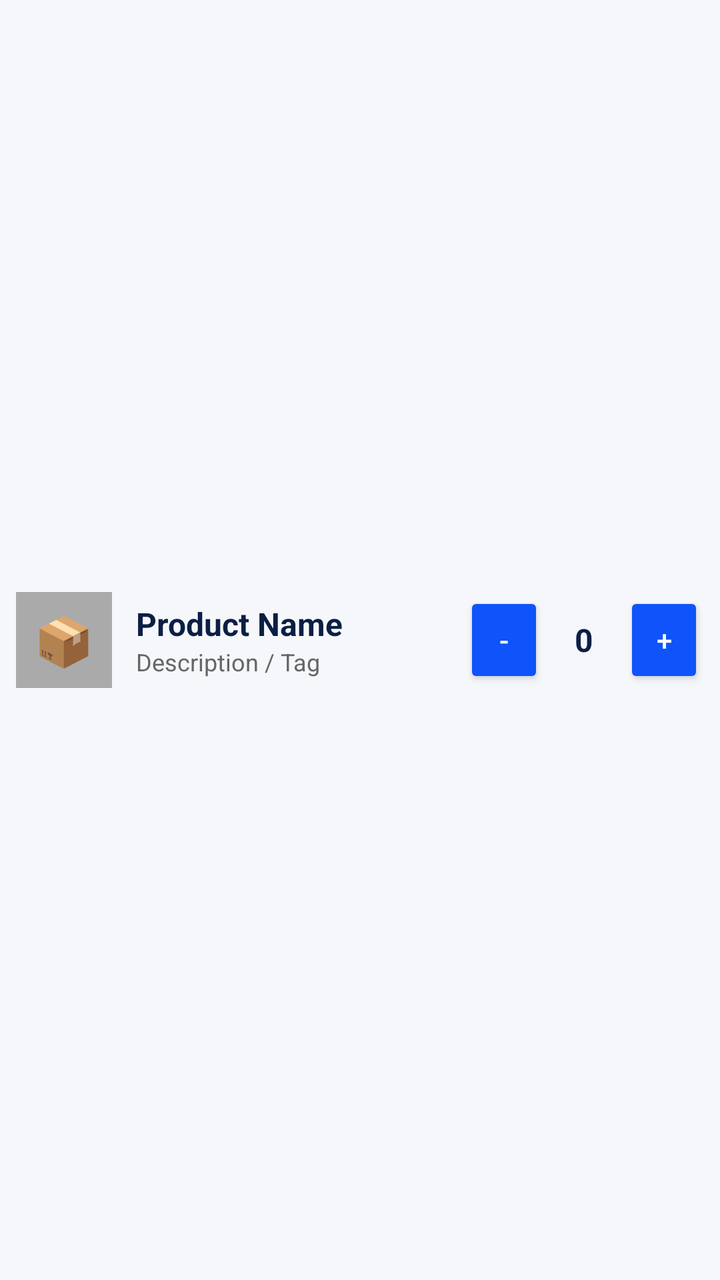
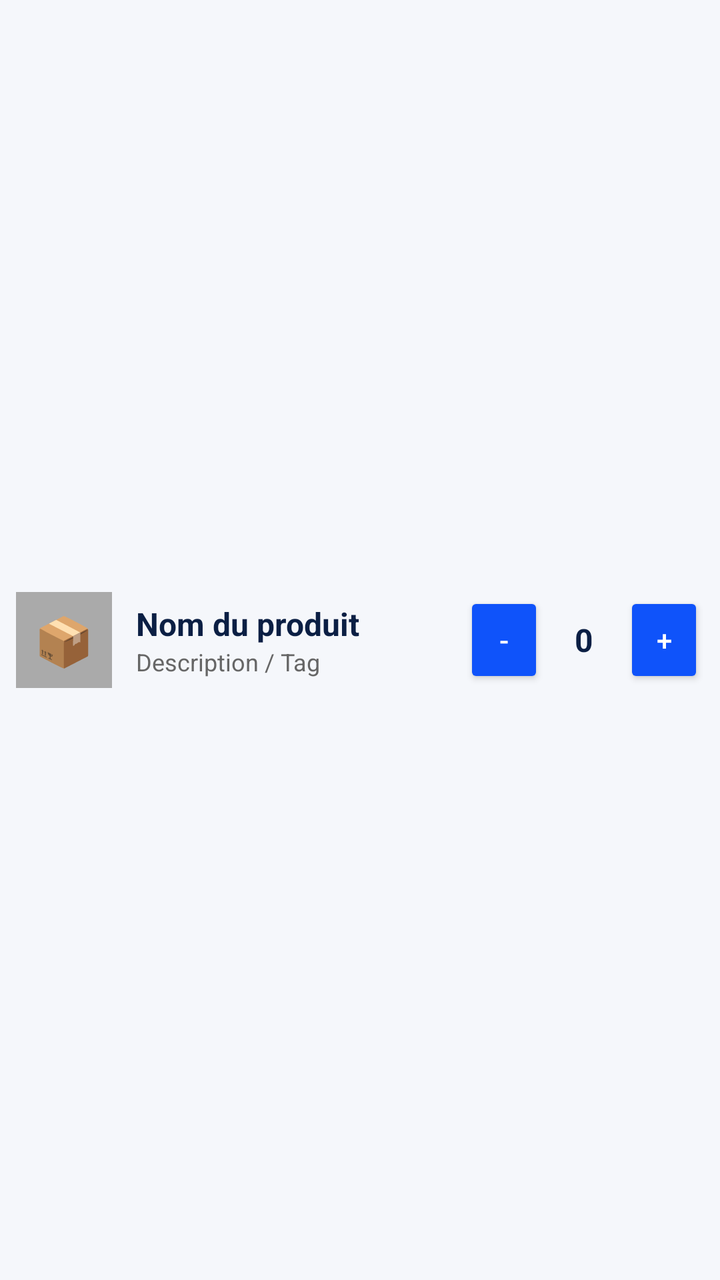

Before-and-after screenshots of an Android layout around one commit, followed by the original layout XML and the change that was made.
<!-- AndroidManifest.xml: application theme Theme.StockIT -->
<!-- res/layout/product_item.xml -->
<?xml version="1.0" encoding="utf-8"?>
<LinearLayout xmlns:android="http://schemas.android.com/apk/res/android"
    android:layout_width="match_parent"
    android:layout_height="wrap_content"
    android:orientation="horizontal"
    android:padding="8dp"
    android:gravity="center_vertical">

    <TextView
        android:id="@+id/categoryIcon"
        android:layout_width="48dp"
        android:layout_height="48dp"
        android:background="@android:color/darker_gray"
        android:gravity="center"
        android:textColor="@android:color/white"
        android:textSize="24sp"
        android:textStyle="bold"
        android:text="📦" />

    <LinearLayout
        android:layout_width="0dp"
        android:layout_height="wrap_content"
        android:layout_weight="1"
        android:orientation="vertical"
        android:layout_marginStart="12dp">

        <TextView
            android:id="@+id/productName"
            android:layout_width="wrap_content"
            android:layout_height="wrap_content"
            android:text="Product Name"
            android:textSize="16sp"
            android:textStyle="bold" />

        <TextView
            android:id="@+id/productDesc"
            android:layout_width="wrap_content"
            android:layout_height="wrap_content"
            android:text="Description / Tag"
            android:textSize="12sp"
            android:textColor="#666666" />
    </LinearLayout>

    <LinearLayout
        android:layout_width="wrap_content"
        android:layout_height="wrap_content"
        android:gravity="center"
        android:orientation="horizontal">

        <Button
            android:id="@+id/btnMinus"
            style="?android:attr/buttonStyleSmall"
            android:layout_width="40dp"
            android:layout_height="wrap_content"
            android:text="-" />

        <TextView
            android:id="@+id/productQty"
            android:layout_width="40dp"
            android:layout_height="wrap_content"
            android:gravity="center"
            android:text="0"
            android:textSize="16sp"
            android:textStyle="bold" />

        <Button
            android:id="@+id/btnPlus"
            style="?android:attr/buttonStyleSmall"
            android:layout_width="40dp"
            android:layout_height="wrap_content"
            android:text="+" />
    </LinearLayout>
</LinearLayout>
<!-- resources referenced by this layout -->
<resources>
  <style name="Theme.StockIT" parent="Theme.MaterialComponents.Light.NoActionBar">
          
          <item name="colorPrimary">@color/vista_blue</item>
          <item name="colorPrimaryDark">@color/vista_navy</item>
          <item name="colorAccent">@color/vista_turquoise</item>
          <item name="colorSecondary">@color/vista_turquoise</item>
          <item name="colorControlHighlight">#220F53FA</item>
  
          
          <item name="android:windowBackground">@color/vista_bg</item>
          <item name="android:colorBackground">@color/vista_bg</item>
          <item name="colorSurface">@color/vista_surface</item>
  
          
          <item name="android:textColor">@color/vista_navy</item>
          <item name="android:textColorPrimary">@color/vista_navy</item>
          <item name="android:textColorSecondary">@color/vista_navy_muted</item>
          <item name="android:textColorHint">@color/vista_navy_faint</item>
  
          
          <item name="android:statusBarColor">@color/vista_blue</item>
  
          
          <item name="android:colorControlActivated">@color/vista_blue</item>
      </style>
  <color name="vista_blue">#0F53FA</color>
  <color name="vista_navy">#0B1F44</color>
  <color name="vista_turquoise">#1DE9B6</color>
  <color name="vista_bg">#F5F7FB</color>
  <color name="vista_surface">#FFFFFF</color>
  <color name="vista_navy_muted">#4A5A78</color>
  <color name="vista_navy_faint">#8A96AC</color>
</resources>

<!-- the commit's change to res/layout/product_item.xml (unified diff, before → after) -->
@@ -28,7 +28,7 @@
             android:id="@+id/productName"
             android:layout_width="wrap_content"
             android:layout_height="wrap_content"
-            android:text="Product Name"
+            android:text="@string/product_name_placeholder"
             android:textSize="16sp"
             android:textStyle="bold" />
 
@@ -36,7 +36,7 @@
             android:id="@+id/productDesc"
             android:layout_width="wrap_content"
             android:layout_height="wrap_content"
-            android:text="Description / Tag"
+            android:text="@string/product_item_desc_placeholder"
             android:textSize="12sp"
             android:textColor="#666666" />
     </LinearLayout>
<!-- resource entries referenced after the edit -->
@@ -1,5 +1,7 @@
 <!-- resources referenced by this layout -->
 <resources>
+  <string name="product_item_desc_placeholder">Description / Tag</string>
+  <string name="product_name_placeholder">Nom du produit</string>
   <style name="Theme.StockIT" parent="Theme.MaterialComponents.Light.NoActionBar">
           
           <item name="colorPrimary">@color/vista_blue</item>
